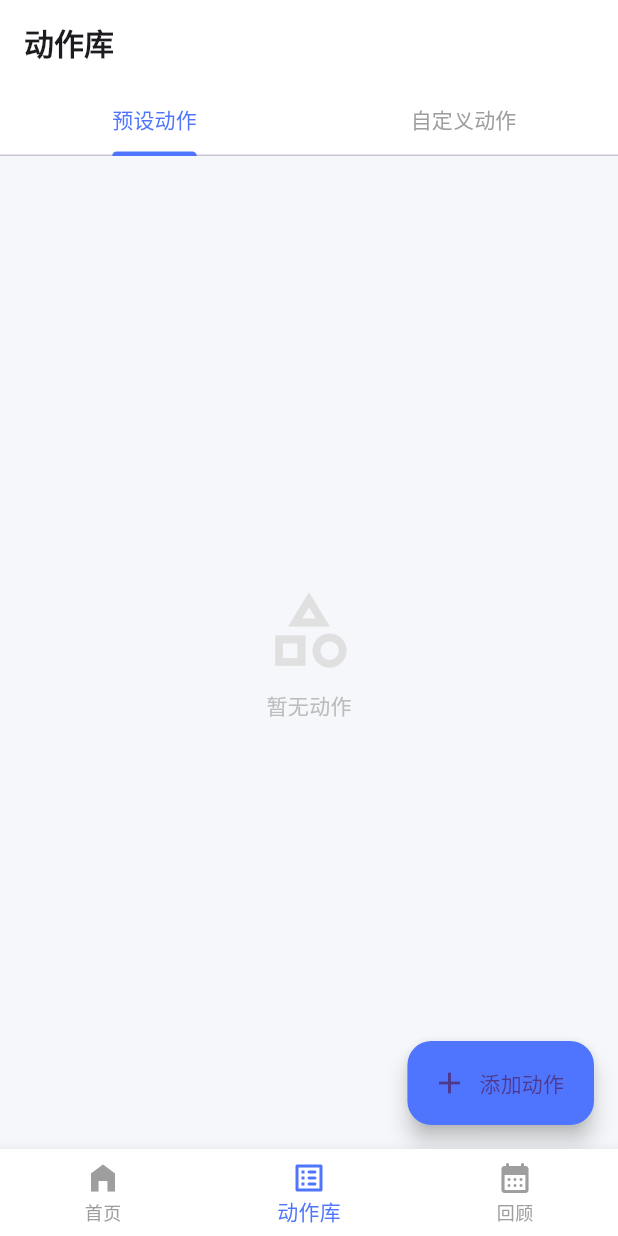
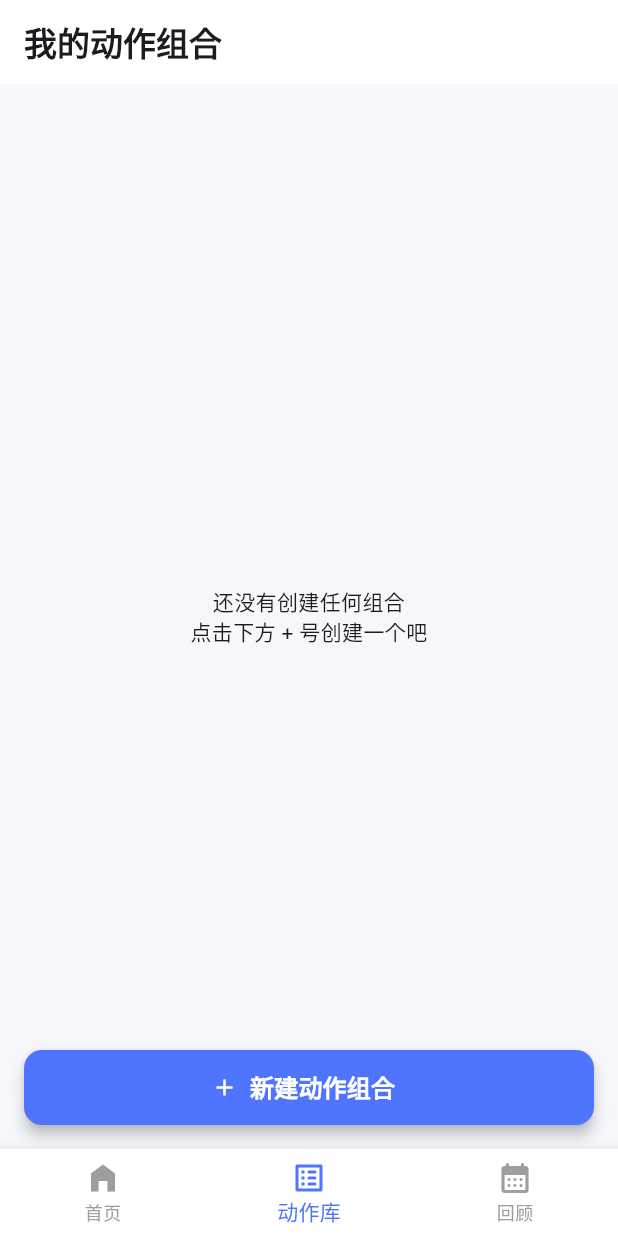
Before and after one commit to DIAM277/Lift, a Flutter app: the screen it shows after launch, item 2 of the bottom bar chosen, on a phone screen of 412 x 824 dp. Run offline on Flutter 3.47's test engine with Material 3 defaults, Android fonts, the phone set to English and light mode, and no system bars; our stand-ins replace flutter_riverpod, isar, riverpod_annotation; accounts and stored records are empty; generated files the repository leaves out were written again.

Commit message:
feat(data): 实现添加动作组合功能

```diff
--- a/lift/lib/data/isar_service.dart
+++ b/lift/lib/data/isar_service.dart
@@ -1,4 +1,5 @@
 import 'package:isar/isar.dart';
+import 'package:lift/data/models/routine.dart';
 import 'package:path_provider/path_provider.dart';
 import 'models/exercise.dart';
 import 'models/workout.dart';
@@ -28,7 +29,7 @@ class IsarService {
 
     final dir = await getApplicationDocumentsDirectory();
     return await Isar.open(
-      [ExerciseSchema, WorkoutSessionSchema], //Schema
+      [ExerciseSchema, WorkoutSessionSchema, WorkoutRoutineSchema], //Schema
       directory: dir.path,
       inspector: true,
     );
--- /dev/null
+++ b/lift/lib/data/models/routine.dart
@@ -0,0 +1,31 @@
+import 'package:isar/isar.dart';
+
+part 'routine.g.dart'; // 等待生成
+
+@collection
+class WorkoutRoutine {
+  Id id = Isar.autoIncrement;
+
+  late String name; // 组合名称，如 "胸部训练 A"
+
+  // 这个组合里包含哪些动作？
+  List<RoutineExercise> exercises = [];
+}
+
+// 组合里的某个动作（预设模版）
+@embedded
+class RoutineExercise {
+  String? exerciseName; // 动作名称，如 "卧推"
+
+  bool isBodyweight = false; // 是否为自重动作
+
+  // 预设的组数据
+  List<RoutineSet> sets = [];
+}
+
+// 预设的组（只存目标值）
+@embedded
+class RoutineSet {
+  double weight = 0; // 预设重量
+  int reps = 0; // 预设次数
+}
--- a/lift/lib/ui/screens/exercise_library_screen.dart
+++ b/lift/lib/ui/screens/exercise_library_screen.dart
@@ -1,193 +1,129 @@
 import 'package:flutter/material.dart';
-import 'package:flutter_riverpod/flutter_riverpod.dart';
-import '../../data/models/exercise.dart';
-import '../../providers/exercise_provider.dart';
+import '../../data/isar_service.dart';
+import '../../data/models/routine.dart';
+import 'package:isar/isar.dart';
+import 'create_routine_screen.dart'; // 引入刚才建的新建页
 
-class ExerciseLibraryScreen extends ConsumerStatefulWidget {
+class ExerciseLibraryScreen extends StatefulWidget {
   const ExerciseLibraryScreen({super.key});
 
   @override
-  ConsumerState<ExerciseLibraryScreen> createState() =>
-      _ExerciseLibraryScreenState();
+  State<ExerciseLibraryScreen> createState() => _ExerciseLibraryScreenState();
 }
 
-class _ExerciseLibraryScreenState extends ConsumerState<ExerciseLibraryScreen>
-    with SingleTickerProviderStateMixin {
-  late TabController _tabController;
-
-  @override
-  void initState() {
-    super.initState();
-    _tabController = TabController(length: 2, vsync: this);
-    // 首次启动触发预设数据写入
-    ref.read(seedExercisesProvider);
+class _ExerciseLibraryScreenState extends State<ExerciseLibraryScreen> {
+  // 简单的获取所有 Routines
+  Future<List<WorkoutRoutine>> _loadRoutines() async {
+    final isar = await IsarService().db;
+    return await isar.workoutRoutines.where().findAll();
   }
 
   @override
   Widget build(BuildContext context) {
-    final exercisesAsync = ref.watch(allExercisesProvider);
-
     return Scaffold(
       backgroundColor: const Color(0xFFF5F7FA),
       appBar: AppBar(
         title: const Text(
-          '动作库',
-          style: TextStyle(fontWeight: FontWeight.bold, fontSize: 20),
+          "我的动作组合",
+          style: TextStyle(fontWeight: FontWeight.bold),
         ),
         backgroundColor: Colors.white,
         elevation: 0,
-        bottom: TabBar(
-          controller: _tabController,
-          labelColor: const Color(0xFF4F75FF),
-          unselectedLabelColor: Colors.grey,
-          indicatorColor: const Color(0xFF4F75FF),
-          indicatorSize: TabBarIndicatorSize.label,
-          tabs: const [
-            Tab(text: "预设动作"),
-            Tab(text: "自定义动作"),
-          ],
       ),
-      ),
-      body: exercisesAsync.when(
-        data: (exercises) {
-          // 过滤预设动作和自定义动作
-          final presets = exercises.where((e) => !e.isCustom).toList();
-          final customs = exercises.where((e) => e.isCustom).toList();
+      body: FutureBuilder<List<WorkoutRoutine>>(
+        future: _loadRoutines(),
+        builder: (context, snapshot) {
+          if (!snapshot.hasData)
+            return const Center(child: CircularProgressIndicator());
+          final routines = snapshot.data!;
 
-          return TabBarView(
-            controller: _tabController,
-            children: [
-              _buildExerciseList(presets), // 预设动作页面
-              _buildExerciseList(customs, isCustomTab: true), // 自定义动作页面
-            ],
-          );
-        },
-        loading: () => const Center(child: CircularProgressIndicator()),
-        error: (err, stack) => Center(child: Text('Error: $err')),
-      ),
-      floatingActionButton: FloatingActionButton.extended(
-        onPressed: () {
-          // TODO: 添加动作页面/框
-        },
-        label: const Text('添加动作'),
-        icon: const Icon(Icons.add),
-        backgroundColor: const Color(0xFF4F75FF),
+          if (routines.isEmpty) {
+            return const Center(
+              child: Text(
+                "还没有创建任何组合\n点击下方 + 号创建一个吧",
+                textAlign: TextAlign.center,
               ),
             );
           }
 
-  // 构建动作列表：按照部位分组
-  Widget _buildExerciseList(List<Exercise> list, {bool isCustomTab = false}) {
-    if (list.isEmpty) {
-      return Center(
-        child: Column(
-          mainAxisAlignment: MainAxisAlignment.center,
-          children: [
-            Icon(Icons.category_outlined, size: 60, color: Colors.grey[300]),
-            const SizedBox(height: 10),
-            Text(
-              isCustomTab ? "没有自定义动作" : "暂无动作",
-              style: TextStyle(color: Colors.grey[400]),
-            ),
-          ],
-        ),
-      );
-    }
-
-    // 关键逻辑：把扁平的list按照targetpart分组
-    // eg. Map:{"胸部":["卧推", "俯卧撑"], "背部":["引体向上"]}
-    final Map<String, List<Exercise>> grouped = {};
-    for (var e in list) {
-      if (!grouped.containsKey(e.targetPart)) {
-        grouped[e.targetPart] = [];
-      }
-      grouped[e.targetPart]!.add(e);
-    }
-
           return ListView.builder(
             padding: const EdgeInsets.all(16),
-      itemCount: grouped.keys.length,
+            itemCount: routines.length,
             itemBuilder: (context, index) {
-        final part = grouped.keys.elementAt(index);
-        final partExercises = grouped[part]!;
-
-        return Container(
-          margin: const EdgeInsets.only(bottom: 16),
-          padding: const EdgeInsets.all(16),
-          decoration: BoxDecoration(
+              final routine = routines[index];
+              return Card(
+                elevation: 0,
                 color: Colors.white,
+                margin: const EdgeInsets.only(bottom: 12),
+                shape: RoundedRectangleBorder(
                   borderRadius: BorderRadius.circular(16),
                 ),
-          child: Column(
-            crossAxisAlignment: CrossAxisAlignment.start,
-            children: [
-              // 卡片标题：部位名称
-              Row(
-                mainAxisAlignment: MainAxisAlignment.spaceBetween,
-                children: [
-                  Text(
-                    "$part训练",
+                child: ListTile(
+                  contentPadding: const EdgeInsets.symmetric(
+                    horizontal: 20,
+                    vertical: 8,
+                  ),
+                  title: Text(
+                    routine.name,
                     style: const TextStyle(
                       fontWeight: FontWeight.bold,
-                      fontSize: 16,
+                      fontSize: 18,
                     ),
                   ),
-                  const Icon(Icons.more_vert, color: Colors.grey, size: 20),
-                ],
+                  subtitle: Text(
+                    "${routine.exercises.length} 个动作",
+                    style: TextStyle(color: Colors.grey[500]),
                   ),
-              const SizedBox(height: 12),
-
-              // 动作气泡流
-              Wrap(
-                spacing: 8, // 水平间距
-                runSpacing: 8, // 垂直间距
-                children: partExercises.map((e) {
-                  return Container(
-                    padding: const EdgeInsets.symmetric(
-                      horizontal: 12,
-                      vertical: 6,
+                  trailing: const Icon(
+                    Icons.arrow_forward_ios,
+                    size: 16,
+                    color: Colors.grey,
                   ),
-                    decoration: BoxDecoration(
-                      color: const Color(0xFFEFF4FF), // 浅蓝色背景
-                      borderRadius: BorderRadius.circular(20),
-                    ),
-                    child: Text(
-                      e.name,
-                      style: const TextStyle(
-                        color: Color(0xFF4F75FF),
-                        fontWeight: FontWeight.w500,
-                        fontSize: 13,
-                      ),
-                    ),
-                  );
-                }).toList(),
-              ),
-
-              const SizedBox(height: 12),
-              // 底部操作栏
-              Divider(height: 1, color: Colors.grey[100]),
-              const SizedBox(height: 8),
-              Row(
-                children: [
-                  Icon(Icons.edit_outlined, size: 14, color: Colors.grey[500]),
-                  const SizedBox(width: 4),
-                  Text(
-                    "编辑",
-                    style: TextStyle(fontSize: 12, color: Colors.grey[500]),
-                  ),
-                  const SizedBox(width: 16),
-                  Icon(Icons.add, size: 14, color: Colors.grey[500]),
-                  const SizedBox(width: 4),
-                  Text(
-                    "添加动作",
-                    style: TextStyle(fontSize: 12, color: Colors.grey[500]),
-                  ),
-                ],
-              ),
-            ],
+                  onTap: () {
+                    // TODO: 这里将来点击是 "使用该组合开始训练"
+                  },
                 ),
               );
             },
           );
+        },
+      ),
+      // 悬浮按钮：新建组合
+      floatingActionButtonLocation: FloatingActionButtonLocation.centerFloat,
+      floatingActionButton: Padding(
+        padding: const EdgeInsets.symmetric(horizontal: 16),
+        child: SizedBox(
+          width: double.infinity,
+          height: 50,
+          child: ElevatedButton.icon(
+            onPressed: () async {
+              await Navigator.push(
+                context,
+                MaterialPageRoute(
+                  builder: (context) => const CreateRoutineScreen(),
+                ),
+              );
+              setState(() {}); // 刷新列表
+            },
+            style: ElevatedButton.styleFrom(
+              backgroundColor: const Color(0xFF4F75FF),
+              shape: RoundedRectangleBorder(
+                borderRadius: BorderRadius.circular(12),
+              ),
+              elevation: 4,
+            ),
+            icon: const Icon(Icons.add, color: Colors.white),
+            label: const Text(
+              "新建动作组合",
+              style: TextStyle(
+                fontSize: 16,
+                fontWeight: FontWeight.bold,
+                color: Colors.white,
+              ),
+            ),
+          ),
+        ),
+      ),
+    );
   }
 }
```
Also changed, not shown: lift/lib/ui/screens/create_routine_screen.dart (added, +404 -0 lines), lift/lib/data/models/routine.g.dart (added). Lines whose indentation alone changed are shown as unchanged.
